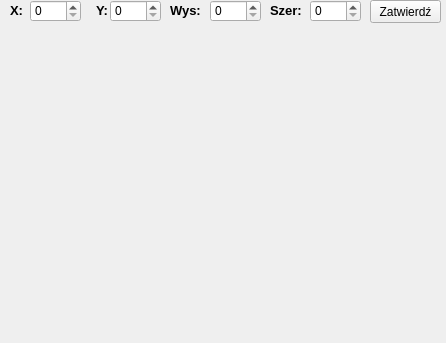
Before: the Qt Designer form edycja_obrazow/wytnij.ui in hankav21/edytor_obrazow, drawn with Qt 5.
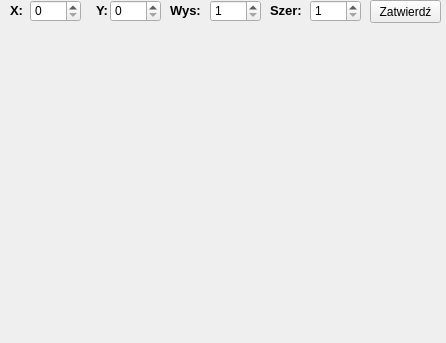
After: the same form once the commit is applied.

```diff
--- a/edycja_obrazow/wytnij.ui
+++ b/edycja_obrazow/wytnij.ui
@@ -131,6 +131,9 @@
       <height>22</height>
      </rect>
     </property>
+    <property name="minimum">
+     <number>1</number>
+    </property>
     <property name="maximum">
      <number>9999999</number>
     </property>
@@ -144,6 +147,9 @@
       <height>22</height>
      </rect>
     </property>
+    <property name="minimum">
+     <number>1</number>
+    </property>
     <property name="maximum">
      <number>9999999</number>
     </property>
```
